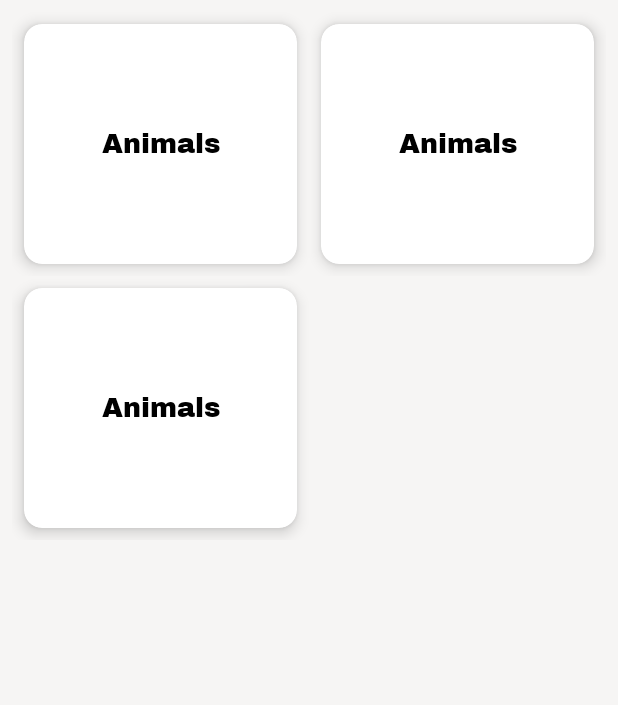
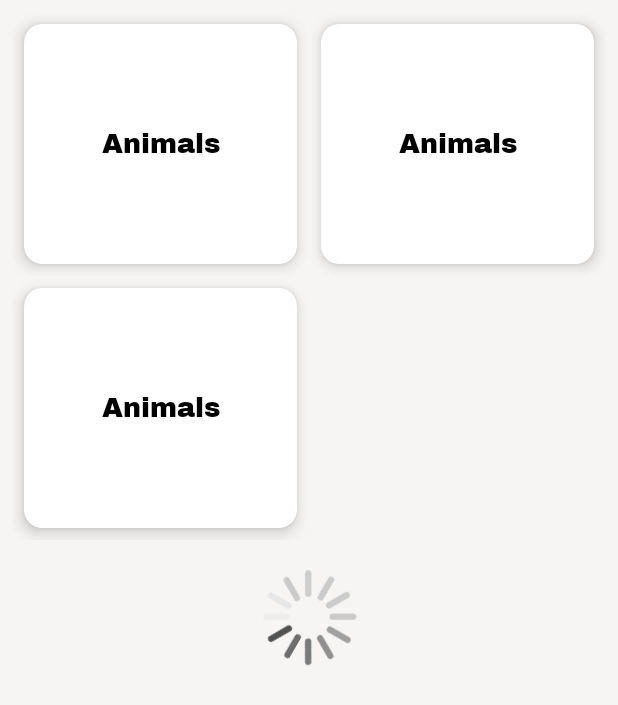
Before and after one commit to Frogii/QuizApp, an Android app: the layout fragment_categories.xml on its own in the app's theme, with its tools: preview values and no code run, on a phone screen of 412 x 824 dp. Shown: the top 705 px of the screen. Run offline under Robolectric (Android 15) with nearby library versions, the phone set to English and light mode, and no system bars; network calls fail.

Commit message:
add: api status

```diff
--- /dev/null
+++ b/app/src/main/res/drawable-v24/loading_animation.xml
@@ -0,0 +1,23 @@
+<?xml version="1.0" encoding="utf-8"?>
+
+<!--
+  ~ Copyright 2019, The Android Open Source Project
+  ~
+  ~ Licensed under the Apache License, Version 2.0 (the "License");
+  ~ you may not use this file except in compliance with the License.
+  ~ You may obtain a copy of the License at
+  ~
+  ~     http://www.apache.org/licenses/LICENSE-2.0
+  ~
+  ~ Unless required by applicable law or agreed to in writing, software
+  ~ distributed under the License is distributed on an "AS IS" BASIS,
+  ~ WITHOUT WARRANTIES OR CONDITIONS OF ANY KIND, either express or implied.
+  ~ See the License for the specific language governing permissions and
+  ~ limitations under the License.
+  ~
+  -->
+
+<animated-rotate xmlns:android="http://schemas.android.com/apk/res/android"
+    android:drawable="@drawable/loading_img"
+    android:pivotX="50%"
+    android:pivotY="50%" />
--- /dev/null
+++ b/app/src/main/res/drawable-v24/loading_img.xml
@@ -0,0 +1,39 @@
+<vector android:height="300dp" android:viewportHeight="72"
+    android:viewportWidth="72" android:width="300dp" xmlns:android="http://schemas.android.com/apk/res/android">
+    <path android:fillColor="#cccccf"
+        android:pathData="M36.06,28.92L36.06,32.18"
+        android:strokeColor="#e7e7e7" android:strokeLineCap="round" android:strokeWidth="1"/>
+    <path android:fillColor="#c8c8cc"
+        android:pathData="M39.45,29.88L37.82,32.71"
+        android:strokeColor="#cacaca" android:strokeLineCap="round" android:strokeWidth="1"/>
+    <path android:fillColor="#bbbbbe"
+        android:pathData="M42.12,32.32L39.3,33.95"
+        android:strokeColor="#cdcdcd" android:strokeLineCap="round" android:strokeWidth="1"/>
+    <path android:fillColor="#b2b2b7"
+        android:pathData="M39.8,35.98L43.06,35.98"
+        android:strokeColor="#cbcbcb" android:strokeLineCap="round" android:strokeWidth="1"/>
+    <path android:fillColor="#d0d0d4"
+        android:pathData="M32.77,29.99L34.4,32.81"
+        android:strokeColor="#ededed" android:strokeLineCap="round" android:strokeWidth="1"/>
+    <path android:fillColor="#949497"
+        android:pathData="M30.1,32.42L32.92,34.05"
+        android:strokeColor="#525252" android:strokeLineCap="round" android:strokeWidth="1"/>
+    <path android:fillColor="#97979b"
+        android:pathData="M32.42,35.98L29.16,35.98"
+        android:strokeColor="#6e6e6e" android:strokeLineCap="round" android:strokeWidth="1"/>
+    <path android:fillColor="#a8a8ac"
+        android:pathData="M36.06,43.08L36.06,39.82"
+        android:strokeColor="#a0a0a0" android:strokeLineCap="round" android:strokeWidth="1"/>
+    <path android:fillColor="#cacaca"
+        android:pathData="M39.7,41.99L38.07,39.16"
+        android:strokeColor="#cacaca" android:strokeLineCap="round" android:strokeWidth="1"/>
+    <path android:fillColor="#b6b6ba"
+        android:pathData="M42.19,39.4L39.37,37.77"
+        android:strokeColor="#ccc" android:strokeLineCap="round" android:strokeWidth="1"/>
+    <path android:fillColor="#a1a1a5"
+        android:pathData="M32.46,41.98L34.09,39.16"
+        android:strokeColor="#909090" android:strokeLineCap="round" android:strokeWidth="1"/>
+    <path android:fillColor="#9d9da0"
+        android:pathData="M29.85,39.4L32.67,37.77"
+        android:strokeColor="#7a7a7a" android:strokeLineCap="round" android:strokeWidth="1"/>
+</vector>
--- a/app/src/main/res/layout/fragment_categories.xml
+++ b/app/src/main/res/layout/fragment_categories.xml
@@ -24,5 +24,14 @@
             app:spanCount="2"
             app:dataList="@{viewModel.categories}"
             tools:listitem="@layout/category_item" />
+
+        <ImageView
+            android:layout_width="wrap_content"
+            android:layout_height="wrap_content"
+            android:layout_gravity="center"
+            app:apiStatus="@{viewModel.status}"
+            android:visibility="gone"
+            tools:visibility="visible"
+            tools:src="@drawable/loading_animation"/>
     </FrameLayout>
 </layout>
```
Also changed, not shown: app/src/main/java/com/example/quizapp/adapter/CategoriesRecAdapter.kt (+12 -13 lines), app/src/main/java/com/example/quizapp/repository/QuizRepository.kt (+16 -3 lines), app/src/main/java/com/example/quizapp/ui/CategoriesFragment.kt (+10 -11 lines), app/src/main/java/com/example/quizapp/ui/CategoriesViewModel.kt (+11 -7 lines), app/src/main/java/com/example/quizapp/util/BindingAdapters.kt (+22 -1 lines), app/src/main/res/drawable-v24/ic_connection_error.xml (added, +10 -0 lines).
